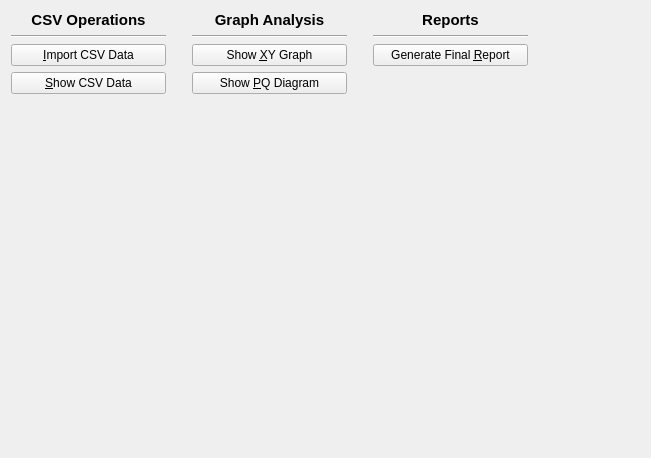
Above: dp_app/include/UIs/ControlPanelTab.ui from stejskald/FVE-testing-and-data-processing before the change. Below: the same form after it.
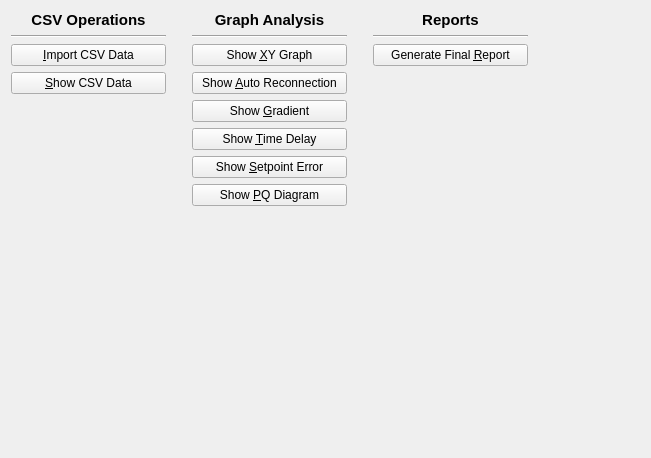
That is the form after the change.

Commit message: A huge commit before diploma thesis submission: - reimplemented TimeDelayTab, - implemented GradientTab, - implemented SetpointErrorTab - implemented TestTableModel - updated AbstractTableModel

Diff of the .ui file:
```diff
--- a/dp_app/include/UIs/ControlPanelTab.ui
+++ b/dp_app/include/UIs/ControlPanelTab.ui
@@ -126,6 +126,34 @@
          </property>
         </widget>
        </item>
+       <item>
+        <widget class="QPushButton" name="btnShowAutoReconnect">
+         <property name="text">
+          <string>Show &amp;Auto Reconnection</string>
+         </property>
+        </widget>
+       </item>
+       <item>
+        <widget class="QPushButton" name="btnShowGradient">
+         <property name="text">
+          <string>Show &amp;Gradient</string>
+         </property>
+        </widget>
+       </item>
+       <item>
+        <widget class="QPushButton" name="btnShowTimeDelay">
+         <property name="text">
+          <string>Show &amp;Time Delay</string>
+         </property>
+        </widget>
+       </item>
+       <item>
+        <widget class="QPushButton" name="btnShowSetpointError">
+         <property name="text">
+          <string>Show &amp;Setpoint Error</string>
+         </property>
+        </widget>
+       </item>
        <item>
         <widget class="QPushButton" name="btnShowPQdiagram">
          <property name="text">
```
Left out of the diff: 7 changed lines with no effect on the pictures. The commit also changes 24 other files.
